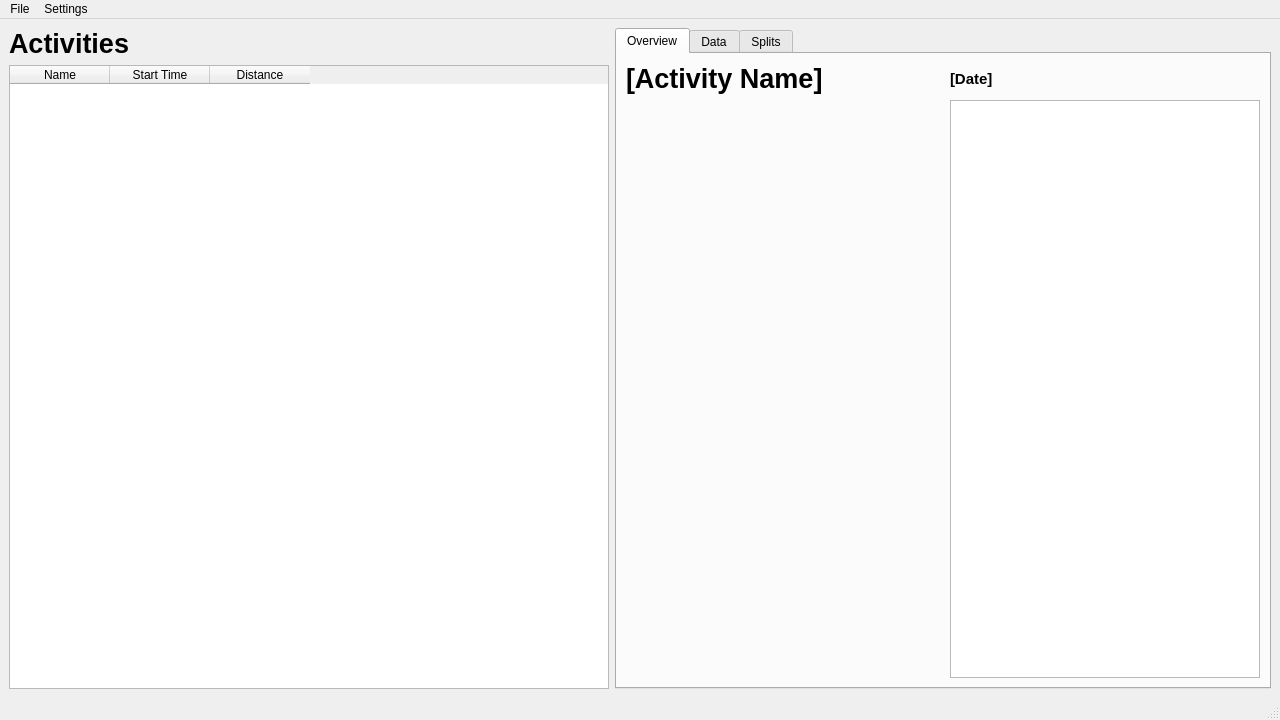
The window that main.ui (TomFryers/activate) describes before a commit, drawn with Qt 5.
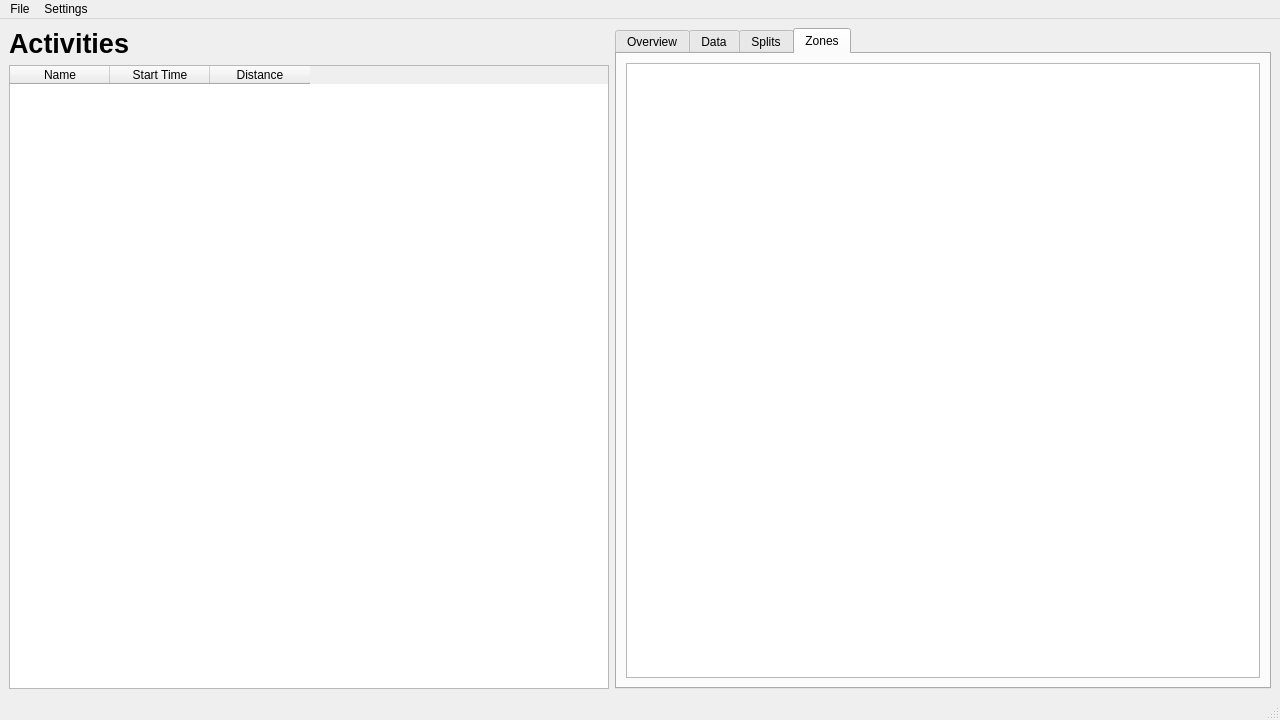
The same window after the commit. The open tabs and pages were chosen to show the change. Custom widgets are drawn as their Qt base class.

Commit message: Add zones graph

The edit to the form file:
```diff
--- a/main.ui
+++ b/main.ui
@@ -272,6 +272,16 @@
         </item>
        </layout>
       </widget>
+      <widget class="QWidget" name="zones_tab">
+       <attribute name="title">
+        <string>Zones</string>
+       </attribute>
+       <layout class="QVBoxLayout" name="verticalLayout_3">
+        <item>
+         <widget class="QChartView" name="zones_graph"/>
+        </item>
+       </layout>
+      </widget>
      </widget>
     </item>
    </layout>
```
The commit also changes 5 other files.
